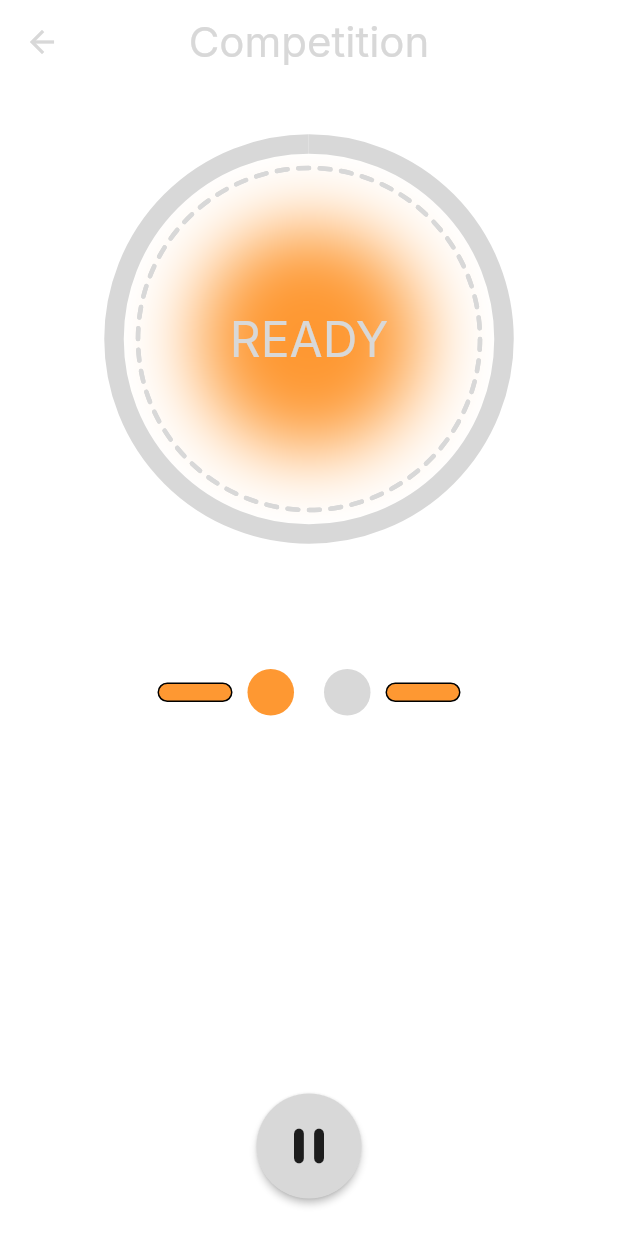
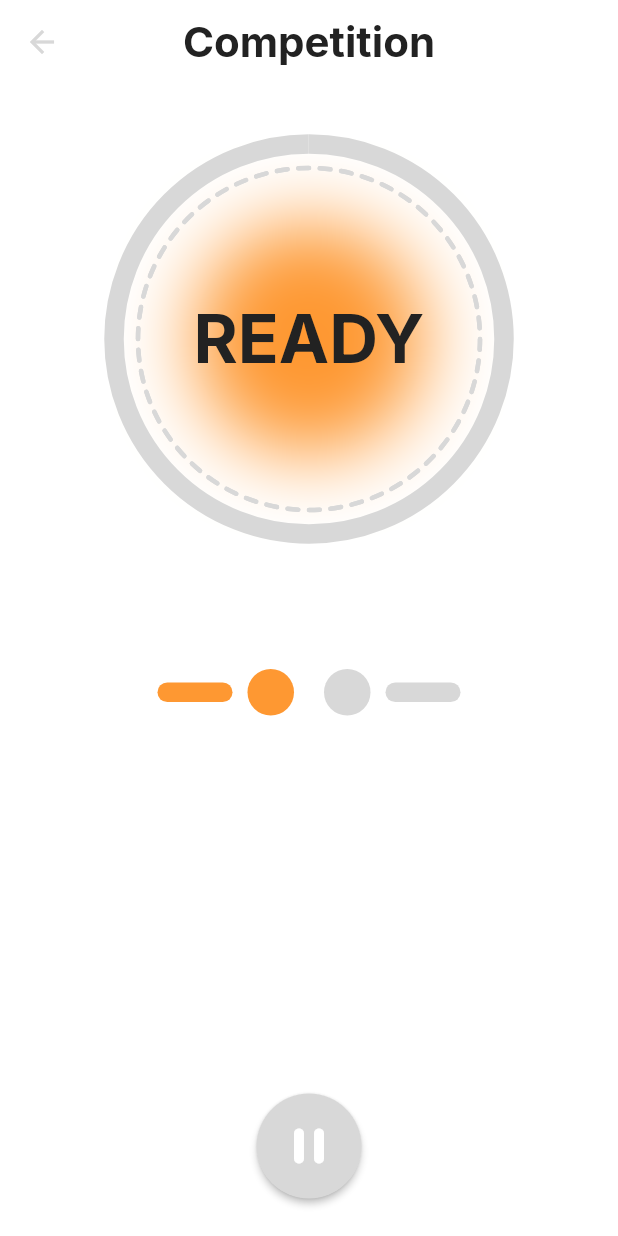
Before and after one commit to ArmFightHelper/ArmFightFlutterApp, a Flutter app: the CompetitionScreen screen opened directly, on a phone screen of 412 x 824 dp. Run offline on Flutter 3.47's test engine with Material 3 defaults, Android fonts, the phone set to English and light mode, and no system bars; our stand-ins replace flutter_riverpod, google_fonts; missing offline and left inert: pausable_timer.

Commit message:
Light theme fix

```diff
--- a/lib/theme.dart
+++ b/lib/theme.dart
@@ -59,6 +59,8 @@ ThemeData buildLightTheme() {
       scaffoldBackgroundColor: Colors.white,
       focusColor: Colors.blue.withOpacity(0.2),
       textTheme: const TextTheme(
+        headlineLarge: TextStyle(color: LightThemeColors.textColor, fontWeight: FontWeight.w700, fontSize: 45),
+        headlineMedium: TextStyle(color: LightThemeColors.textColor, fontWeight: FontWeight.w700),
         bodyMedium: TextStyle(color: LightThemeColors.textColor),
         bodyLarge: TextStyle(color: LightThemeColors.textColor),
       )
--- a/lib/widgets/pause_button.dart
+++ b/lib/widgets/pause_button.dart
@@ -15,7 +15,8 @@ class PauseButtonWidget extends ConsumerWidget {
         fillColor: Theme.of(context).colorScheme.secondary,
         padding: const EdgeInsets.all(15.0),
         shape: const CircleBorder(),
-        child: const Icon(
+        child: Icon(
+          color: Theme.of(context).colorScheme.onSecondary,
           Icons.pause_rounded,
           size: 40.0,
         ),
--- a/lib/widgets/rounds.dart
+++ b/lib/widgets/rounds.dart
@@ -19,7 +19,9 @@ class RoundsWidget extends ConsumerWidget {
             width: 50,
             height: 13,
             decoration: BoxDecoration(
-              border: Border.all(),
+              border: Border.all(
+                color: Colors.transparent
+              ),
               borderRadius: BorderRadius.circular(15),
               color: Theme.of(context).extension<ThemeColors>()!.readyColor
             ),
@@ -58,9 +60,11 @@ class RoundsWidget extends ConsumerWidget {
             width: 50,
             height: 13,
             decoration: BoxDecoration(
-                border: Border.all(),
+                border: Border.all(
+                    color: Colors.transparent
+                ),
                 borderRadius: BorderRadius.circular(15),
-                color: Theme.of(context).extension<ThemeColors>()!.readyColor
+                color: Theme.of(context).colorScheme.onSurface
             ),
           ),
 
--- a/lib/widgets/start_indicator.dart
+++ b/lib/widgets/start_indicator.dart
@@ -20,8 +20,8 @@ class StartIndicatorWidget extends ConsumerWidget {
         Stack(
           children: <Widget>[
             Container(
-              height: 150,
-              width: 150,
+              height: 155,
+              width: 155,
               decoration: BoxDecoration(
                 shape: BoxShape.circle,
                 color: Theme.of(context).extension<ThemeColors>()!.readyColor
@@ -31,8 +31,8 @@ class StartIndicatorWidget extends ConsumerWidget {
             Positioned.fill(
                 child: BackdropFilter(
                   filter: ui.ImageFilter.blur(
-                    sigmaX: 25.0,
-                    sigmaY: 25.0,
+                    sigmaX: 26.0,
+                    sigmaY: 26.0,
                   ),
                   child: Container(
                     color: Colors.transparent,
--- a/pubspec.yaml
+++ b/pubspec.yaml
@@ -14,6 +14,7 @@ dependencies:
   cupertino_icons: ^1.0.6
   flutter_riverpod: ^2.5.1
   google_fonts: ^6.2.1
+  pausable_timer: ^3.1.0+3
 
 dev_dependencies:
   flutter_test:
```
Also changed, not shown: lib/providers/timer.dart (added, +49 -0 lines), lib/screeens/main_screen.dart (+14 -2 lines), pubspec.lock, 1 other file.
